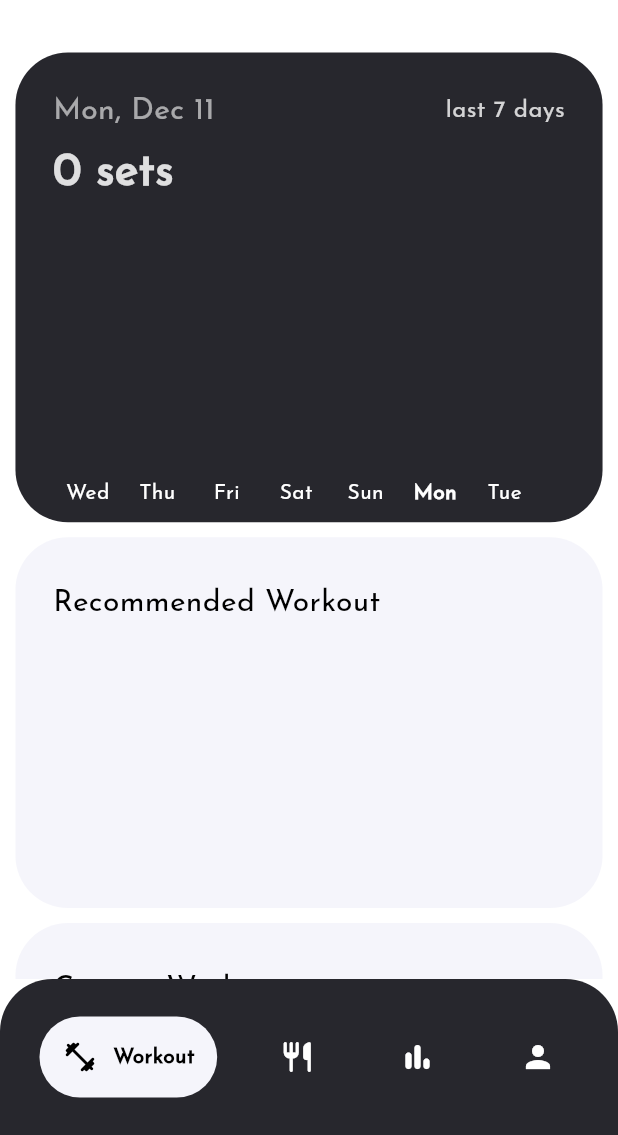
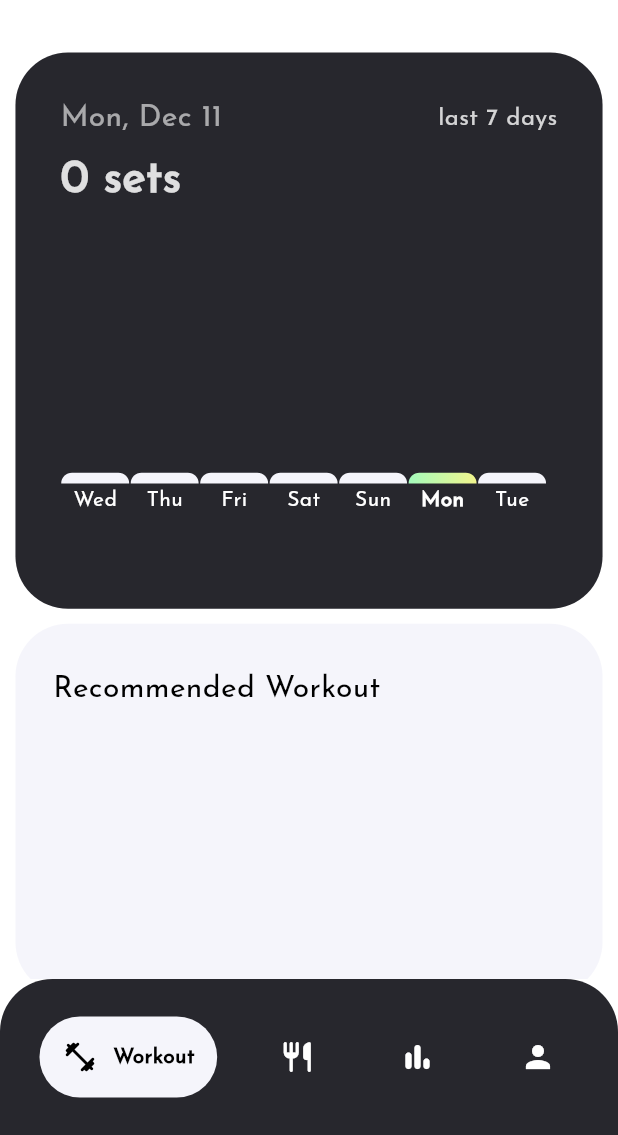
Before and after one commit to badbryany/Flexify, a Flutter app: the screen it shows after launch, on a phone screen of 412 x 824 dp, the part 101-1236 px from its top. Run offline on Flutter 3.47's test engine with Material 3 defaults, Android fonts, the phone set to English and light mode, and no system bars; drawn by our look-alikes of google_nav_bar; our stand-ins replace page_transition, shared_preferences; network calls fail.

Commit message:
fixed small bugs

```diff
--- a/lib/pages/workout/dashboardWorkoutStats.dart
+++ b/lib/pages/workout/dashboardWorkoutStats.dart
@@ -103,7 +103,7 @@ class _WorkoutDashboardState extends State<WorkoutDashboard> {
       ][dates[i].weekday - 1];
 
       double realIntensity = intensityPerDay[i].toDouble();
-      if (max(intensityPerDay) == 0.1) realIntensity = 0;
+      if (max(intensityPerDay) == 0.1) realIntensity = 0.005;
 
       returnList.add(
         Column(
@@ -143,7 +143,7 @@ class _WorkoutDashboardState extends State<WorkoutDashboard> {
                 ),
               ),
             ),
-            const SizedBox(height: 12),
+            const SizedBox(height: 1),
             Text(
               day,
               style: TextStyle(
@@ -163,8 +163,8 @@ class _WorkoutDashboardState extends State<WorkoutDashboard> {
     getData();
     return Container(
       width: MediaQuery.of(context).size.width * 0.95,
-      height: MediaQuery.of(context).size.height * 0.38,
-      padding: const EdgeInsets.all(25),
+      height: MediaQuery.of(context).size.height * 0.45,
+      padding: const EdgeInsets.all(30),
       margin: const EdgeInsets.only(top: 20),
       decoration: BoxDecoration(
         color: Theme.of(context).colorScheme.background,
```
